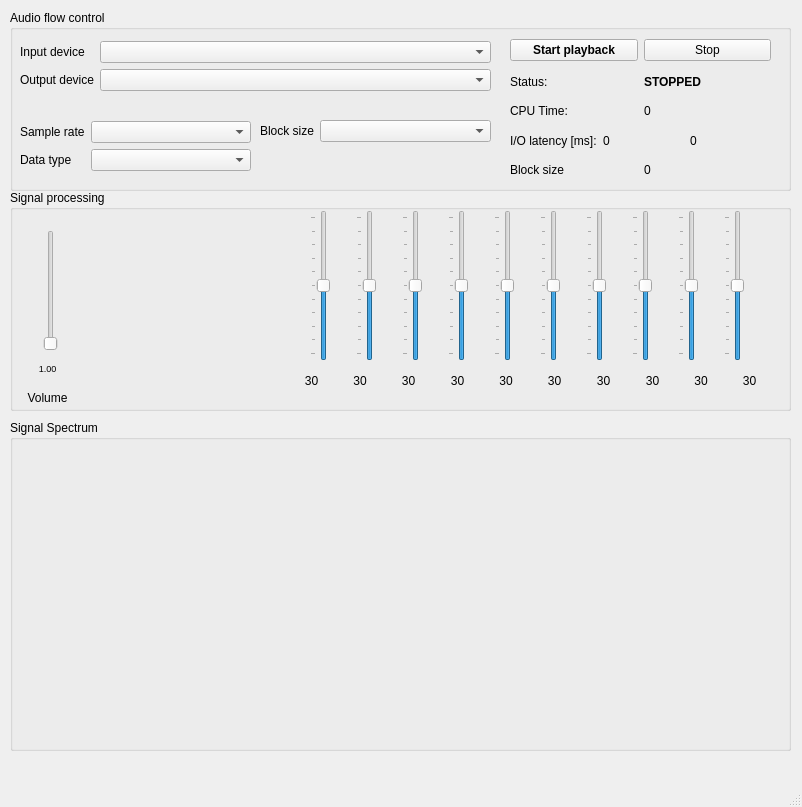
The window that main.ui (mihneac-com/python-audio-processor) describes before a commit, drawn with Qt 5.
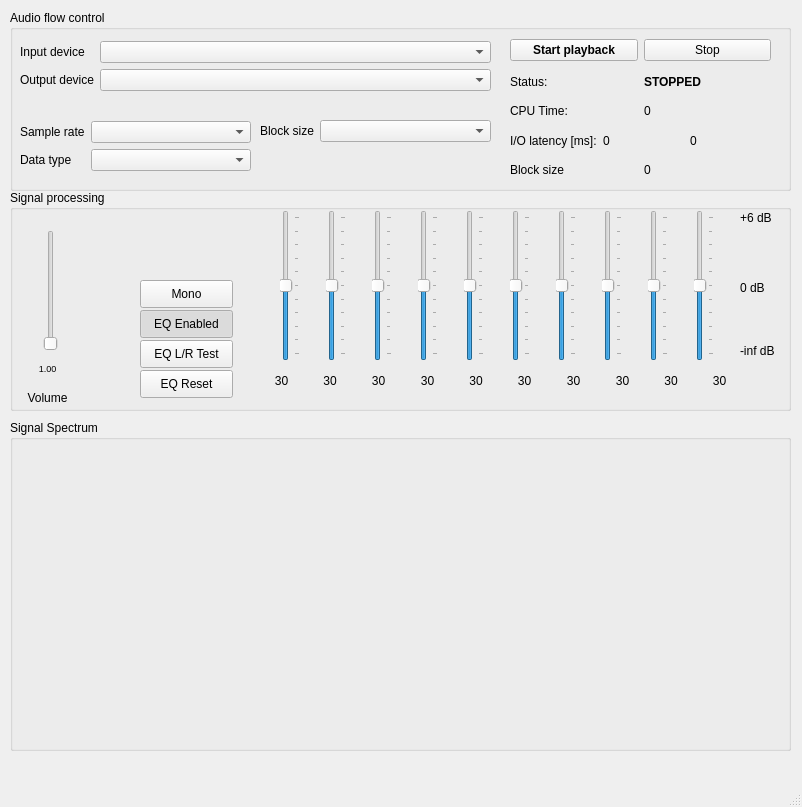
The same window after the commit.

```diff
--- a/main.ui
+++ b/main.ui
@@ -352,7 +352,7 @@
     <widget class="QWidget" name="horizontalLayoutWidget_2">
      <property name="geometry">
       <rect>
-       <x>280</x>
+       <x>250</x>
        <y>20</y>
        <width>481</width>
        <height>151</height>
@@ -374,7 +374,7 @@
          <enum>Qt::Vertical</enum>
         </property>
         <property name="tickPosition">
-         <enum>QSlider::TicksAbove</enum>
+         <enum>QSlider::TicksBelow</enum>
         </property>
         <property name="tickInterval">
          <number>10</number>
@@ -396,7 +396,7 @@
          <enum>Qt::Vertical</enum>
         </property>
         <property name="tickPosition">
-         <enum>QSlider::TicksAbove</enum>
+         <enum>QSlider::TicksBelow</enum>
         </property>
         <property name="tickInterval">
          <number>10</number>
@@ -418,7 +418,7 @@
          <enum>Qt::Vertical</enum>
         </property>
         <property name="tickPosition">
-         <enum>QSlider::TicksAbove</enum>
+         <enum>QSlider::TicksBelow</enum>
         </property>
         <property name="tickInterval">
          <number>10</number>
@@ -440,7 +440,7 @@
          <enum>Qt::Vertical</enum>
         </property>
         <property name="tickPosition">
-         <enum>QSlider::TicksAbove</enum>
+         <enum>QSlider::TicksBelow</enum>
         </property>
         <property name="tickInterval">
          <number>10</number>
@@ -462,7 +462,7 @@
          <enum>Qt::Vertical</enum>
         </property>
         <property name="tickPosition">
-         <enum>QSlider::TicksAbove</enum>
+         <enum>QSlider::TicksBelow</enum>
         </property>
         <property name="tickInterval">
          <number>10</number>
@@ -484,7 +484,7 @@
          <enum>Qt::Vertical</enum>
         </property>
         <property name="tickPosition">
-         <enum>QSlider::TicksAbove</enum>
+         <enum>QSlider::TicksBelow</enum>
         </property>
         <property name="tickInterval">
          <number>10</number>
@@ -506,7 +506,7 @@
          <enum>Qt::Vertical</enum>
         </property>
         <property name="tickPosition">
-         <enum>QSlider::TicksAbove</enum>
+         <enum>QSlider::TicksBelow</enum>
         </property>
         <property name="tickInterval">
          <number>10</number>
@@ -528,7 +528,7 @@
          <enum>Qt::Vertical</enum>
         </property>
         <property name="tickPosition">
-         <enum>QSlider::TicksAbove</enum>
+         <enum>QSlider::TicksBelow</enum>
         </property>
         <property name="tickInterval">
          <number>10</number>
@@ -550,7 +550,7 @@
          <enum>Qt::Vertical</enum>
         </property>
         <property name="tickPosition">
-         <enum>QSlider::TicksAbove</enum>
+         <enum>QSlider::TicksBelow</enum>
         </property>
         <property name="tickInterval">
          <number>10</number>
@@ -572,7 +572,7 @@
          <enum>Qt::Vertical</enum>
         </property>
         <property name="tickPosition">
-         <enum>QSlider::TicksAbove</enum>
+         <enum>QSlider::TicksBelow</enum>
         </property>
         <property name="tickInterval">
          <number>10</number>
@@ -584,7 +584,7 @@
     <widget class="QWidget" name="horizontalLayoutWidget_3">
      <property name="geometry">
       <rect>
-       <x>280</x>
+       <x>250</x>
        <y>170</y>
        <width>481</width>
        <height>41</height>
@@ -693,6 +693,112 @@
       </item>
      </layout>
     </widget>
+    <widget class="QPushButton" name="EQ_resetButton">
+     <property name="geometry">
+      <rect>
+       <x>130</x>
+       <y>180</y>
+       <width>93</width>
+       <height>28</height>
+      </rect>
+     </property>
+     <property name="text">
+      <string>EQ Reset</string>
+     </property>
+    </widget>
+    <widget class="QLabel" name="EQ_max_gain_label">
+     <property name="geometry">
+      <rect>
+       <x>730</x>
+       <y>20</y>
+       <width>37</width>
+       <height>16</height>
+      </rect>
+     </property>
+     <property name="text">
+      <string>+6 dB</string>
+     </property>
+    </widget>
+    <widget class="QLabel" name="label_13">
+     <property name="geometry">
+      <rect>
+       <x>730</x>
+       <y>90</y>
+       <width>37</width>
+       <height>16</height>
+      </rect>
+     </property>
+     <property name="text">
+      <string>0 dB</string>
+     </property>
+    </widget>
+    <widget class="QLabel" name="label_12">
+     <property name="geometry">
+      <rect>
+       <x>730</x>
+       <y>150</y>
+       <width>37</width>
+       <height>21</height>
+      </rect>
+     </property>
+     <property name="text">
+      <string>-inf dB</string>
+     </property>
+    </widget>
+    <widget class="QPushButton" name="EQ_Enable_btn">
+     <property name="geometry">
+      <rect>
+       <x>130</x>
+       <y>120</y>
+       <width>93</width>
+       <height>28</height>
+      </rect>
+     </property>
+     <property name="text">
+      <string>EQ Enabled</string>
+     </property>
+     <property name="checkable">
+      <bool>true</bool>
+     </property>
+     <property name="checked">
+      <bool>true</bool>
+     </property>
+     <property name="flat">
+      <bool>false</bool>
+     </property>
+    </widget>
+    <widget class="QPushButton" name="EQ_LRTest_btn">
+     <property name="geometry">
+      <rect>
+       <x>130</x>
+       <y>150</y>
+       <width>93</width>
+       <height>28</height>
+      </rect>
+     </property>
+     <property name="text">
+      <string>EQ L/R Test</string>
+     </property>
+     <property name="checkable">
+      <bool>true</bool>
+     </property>
+    </widget>
+    <widget class="QPushButton" name="MonoBtn">
+     <property name="geometry">
+      <rect>
+       <x>130</x>
+       <y>90</y>
+       <width>93</width>
+       <height>28</height>
+      </rect>
+     </property>
+     <property name="text">
+      <string>Mono</string>
+     </property>
+     <property name="checkable">
+      <bool>true</bool>
+     </property>
+    </widget>
    </widget>
    <widget class="QGroupBox" name="fftGroupBox">
     <property name="geometry">
```
